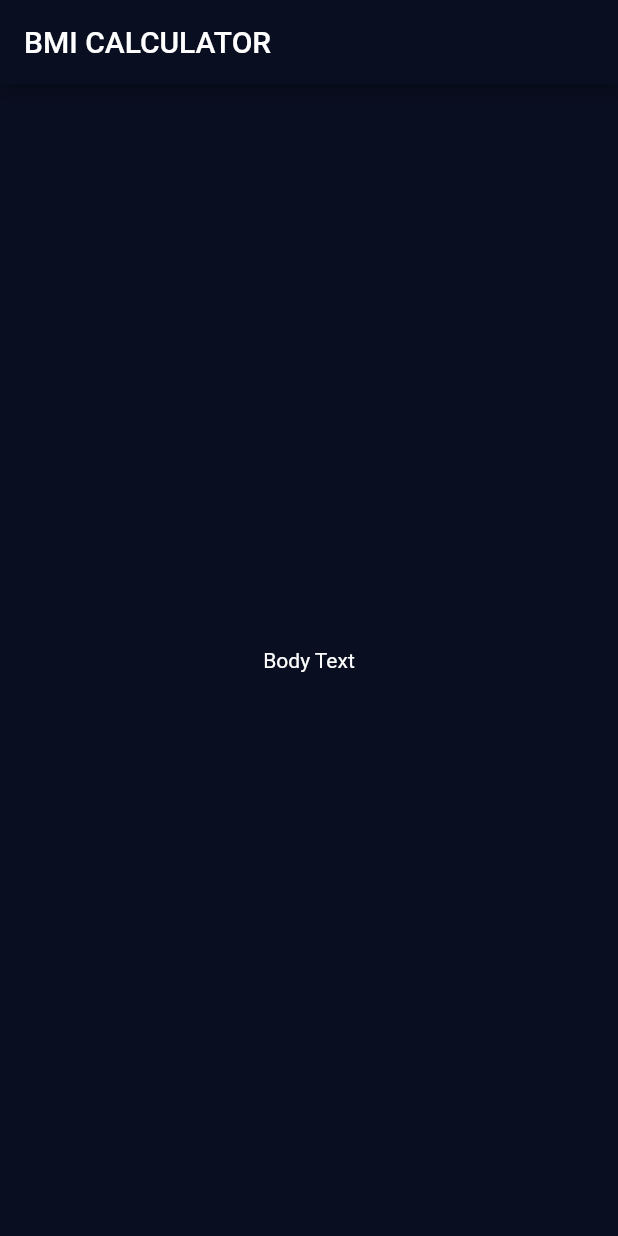
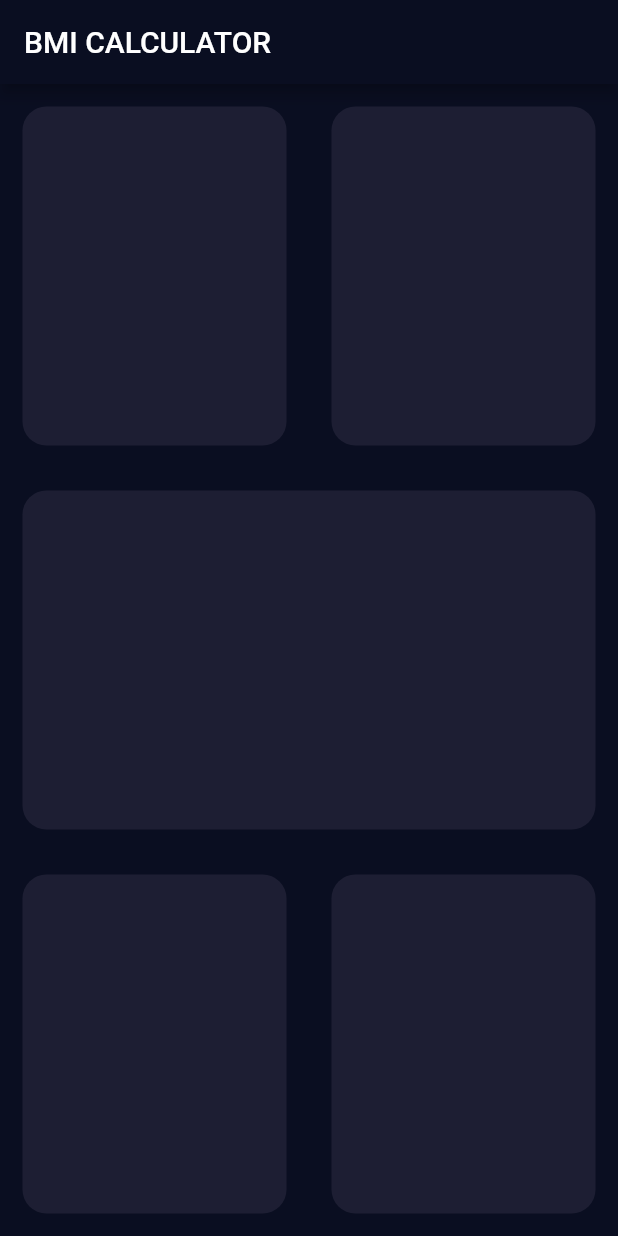
Before and after one commit to robence/flutter_bmi_calculator, a Flutter app: the screen it shows after launch, on a phone screen of 412 x 824 dp. Run offline on Flutter 3.47's test engine with Material 2 defaults, Android fonts, the phone set to English and light mode, and no system bars.

Commit message:
create tile layout

```diff
--- a/lib/input_page.dart
+++ b/lib/input_page.dart
@@ -9,9 +9,45 @@ class InputPage extends StatelessWidget {
       appBar: AppBar(
         title: const Text("BMI CALCULATOR"),
       ),
-      body: const Center(
-        child: Text('Body Text'),
+      body: SafeArea(
+        child: Column(
+          children: [
+            Expanded(
+              child: Row(
+                children: const [
+                  MyTile(),
+                  MyTile(),
+                ],
+              ),
+            ),
+            const MyTile(),
+            Expanded(
+                child: Row(
+              children: const [
+                MyTile(),
+                MyTile(),
+              ],
+            ))
+          ],
+        ),
       ),
     );
   }
 }
+
+class MyTile extends StatelessWidget {
+  const MyTile({Key? key}) : super(key: key);
+
+  @override
+  Widget build(BuildContext context) {
+    return Expanded(
+      child: Container(
+        margin: const EdgeInsets.all(15.0),
+        decoration: BoxDecoration(
+          color: const Color(0xFF1D1E33),
+          borderRadius: BorderRadius.circular(16.0),
+        ),
+      ),
+    );
+  }
+}
```
